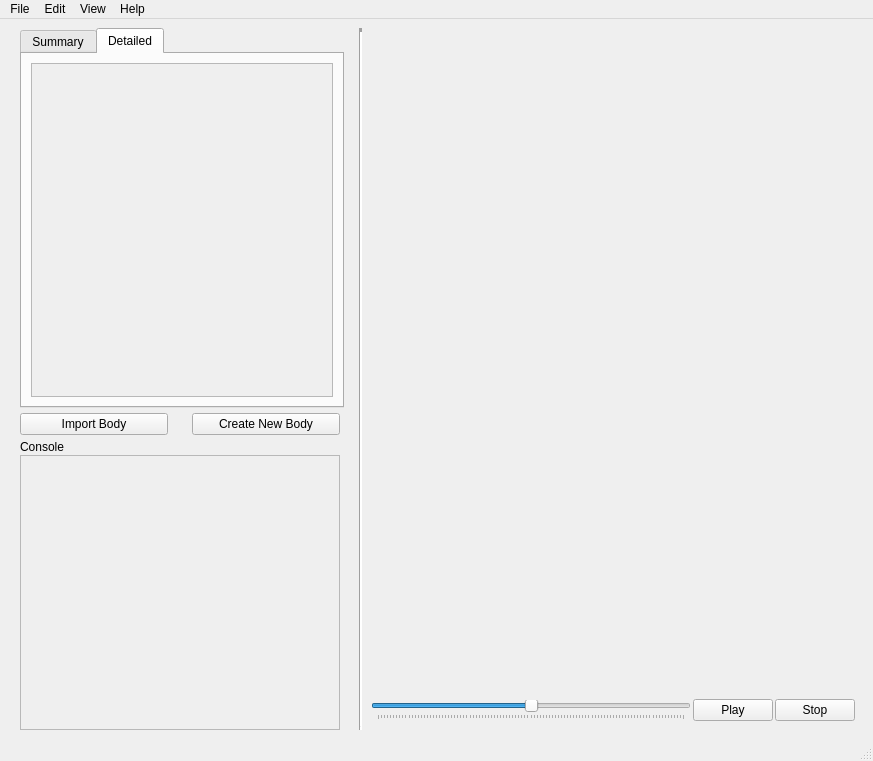
The window that gui/window.ui (rohit11may/Orbital-Simulation) describes before a commit, drawn with Qt 5.
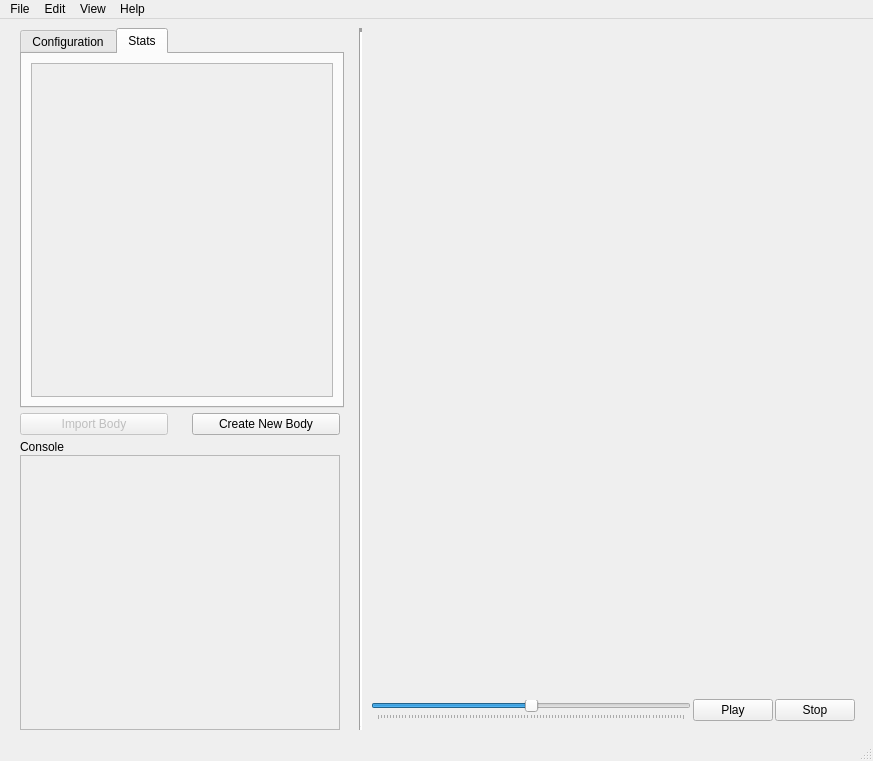
The same window after the commit. The open tabs and pages were chosen to show the change.

Commit message: Added stats widgets. Updated add_config and del_config. Update button working (stats update function) Added stop and pause flags.

What changed in the file:
```diff
--- a/gui/window.ui
+++ b/gui/window.ui
@@ -110,7 +110,7 @@
                </size>
               </property>
               <attribute name="title">
-               <string>Summary</string>
+               <string>Configuration</string>
               </attribute>
               <layout class="QVBoxLayout" name="summary_layout">
                <property name="rightMargin">
@@ -163,7 +163,7 @@
              </widget>
              <widget class="QWidget" name="detailed">
               <attribute name="title">
-               <string>Detailed</string>
+               <string>Stats</string>
               </attribute>
               <layout class="QHBoxLayout" name="detailed_layout">
                <item>
@@ -217,6 +217,9 @@
            </property>
            <item>
             <widget class="QPushButton" name="import_body">
+             <property name="enabled">
+              <bool>false</bool>
+             </property>
              <property name="sizePolicy">
               <sizepolicy hsizetype="Minimum" vsizetype="Minimum">
                <horstretch>0</horstretch>
@@ -226,6 +229,12 @@
              <property name="text">
               <string>Import Body</string>
              </property>
+             <property name="checkable">
+              <bool>false</bool>
+             </property>
+             <property name="checked">
+              <bool>false</bool>
+             </property>
             </widget>
            </item>
            <item>
```
Left out of the diff: 16 changed lines with no effect on the pictures. The commit also changes 2 other files.
